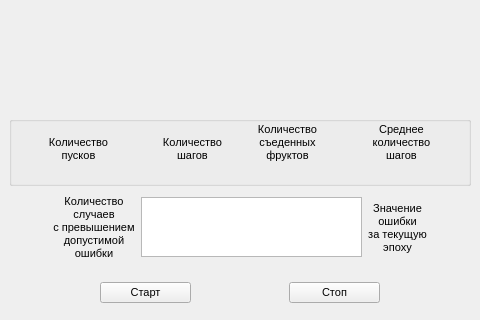
Qt form smartSnake/resources/MainWindow.ui (Max-Azarov/neuralNetSnake) before a commit; both pictures show x 0 to 480 and y 530 to 850 of the 480 by 850 pixel window.
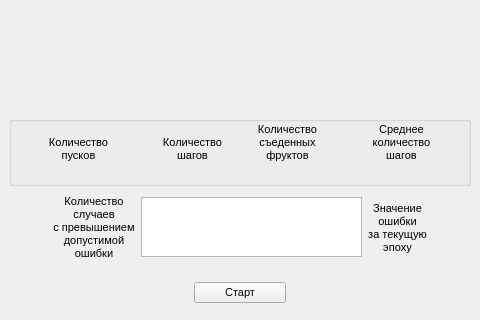
The same form after that commit. Custom widgets are drawn as their Qt base class.

Commit message: Start Button

Diff of the .ui file:
```diff
--- a/smartSnake/resources/MainWindow.ui
+++ b/smartSnake/resources/MainWindow.ui
@@ -1214,7 +1214,7 @@
      </spacer>
     </item>
     <item>
-     <layout class="QHBoxLayout" name="horizontalLayout_8" stretch="1,1,1,1,1">
+     <layout class="QHBoxLayout" name="horizontalLayout_8" stretch="2,1,2">
       <item>
        <spacer name="horizontalSpacer_6">
         <property name="orientation">
@@ -1253,32 +1253,6 @@
         </property>
        </widget>
       </item>
-      <item>
-       <spacer name="horizontalSpacer_5">
-        <property name="orientation">
-         <enum>Qt::Horizontal</enum>
-        </property>
-        <property name="sizeHint" stdset="0">
-         <size>
-          <width>40</width>
-          <height>20</height>
-         </size>
-        </property>
-       </spacer>
-      </item>
-      <item>
-       <widget class="QPushButton" name="btnStop">
-        <property name="maximumSize">
-         <size>
-          <width>16777215</width>
-          <height>16777215</height>
-         </size>
-        </property>
-        <property name="text">
-         <string>Стоп</string>
-        </property>
-       </widget>
-      </item>
       <item>
        <spacer name="horizontalSpacer_7">
         <property name="orientation">
```
Left out of the diff: 1 changed line with no effect on the pictures. The commit also changes 5 other files.
